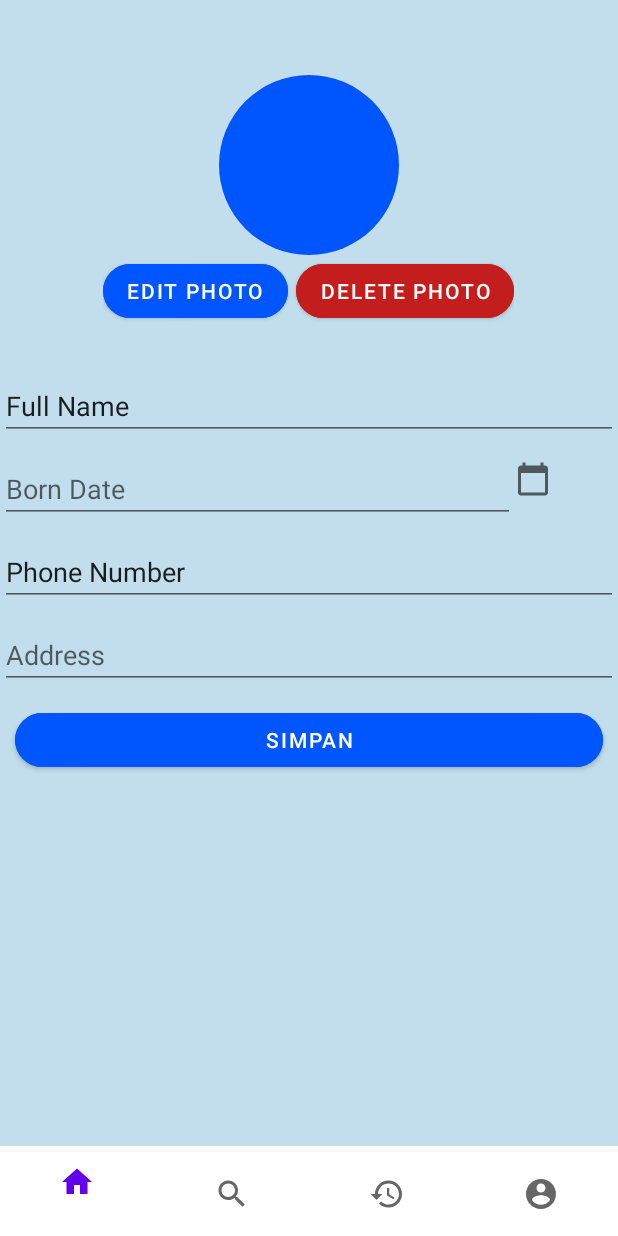
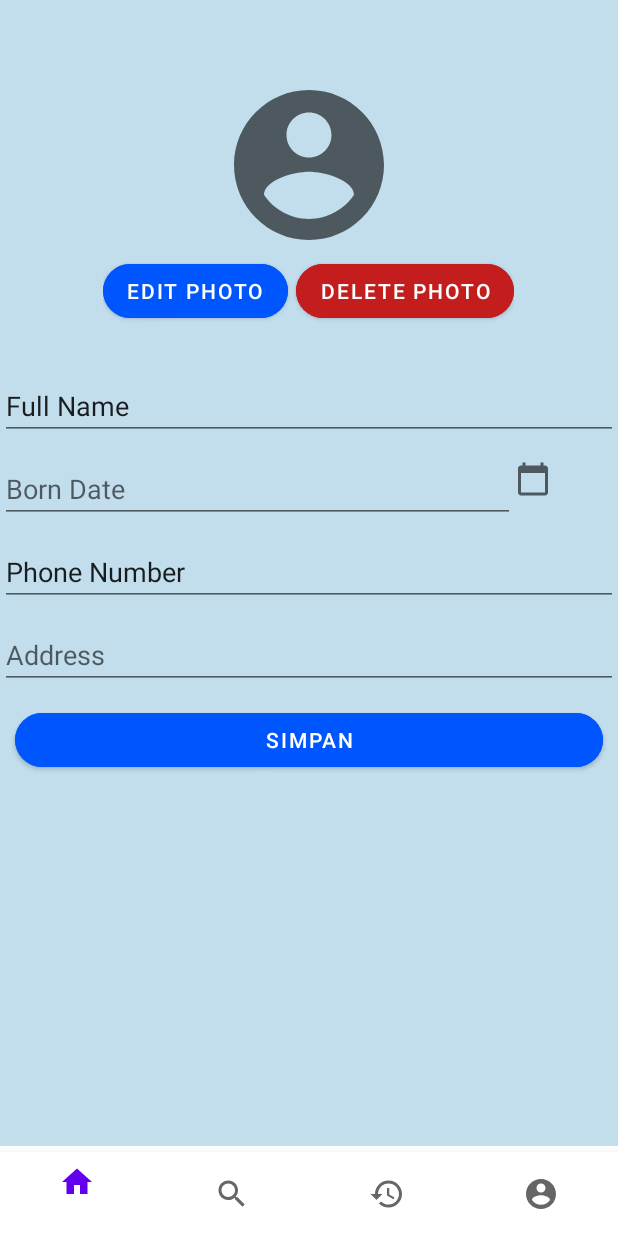
Before and after one commit to DindaMhn/AndroidFinalProject, an Android app: the ProfileProviderFragment screen opened through its navigation route, on a phone screen of 412 x 824 dp. Run offline under Robolectric (Android 15) with nearby library versions, the phone set to English and light mode, and no system bars; our stand-ins replace CircleImageView, Dagger/Hilt's generated code, navigation-ui; 4 statements that could not run were skipped.

Commit message:
[UPDATE] profile user&provider

```diff
--- a/app/build.gradle
+++ b/app/build.gradle
@@ -30,6 +30,7 @@ android {
 dependencies {
     implementation 'androidx.legacy:legacy-support-v4:1.0.0'
     def lifecycle_version = "2.2.0"
+    def circle_image_view_version = "3.1.0"
     implementation fileTree(dir: "libs", include: ["*.jar"])
     implementation "org.jetbrains.kotlin:kotlin-stdlib:$kotlin_version"
     implementation 'androidx.core:core-ktx:1.3.1'
@@ -57,6 +58,6 @@ dependencies {
     kapt 'com.google.dagger:dagger-compiler:2.28.3'
 
     //circle image view
-    implementation 'de.hdodenhof:circleimageview:3.1.0'
+    implementation "de.hdodenhof:circleimageview:$circle_image_view_version"
 
 }
--- a/app/src/main/res/layout/fragment_profile_provider.xml
+++ b/app/src/main/res/layout/fragment_profile_provider.xml
@@ -32,8 +32,8 @@
                     android:id="@+id/photoProfileProvider"
                     android:layout_width="120dp"
                     android:layout_height="120dp"
-                    android:src="@drawable/btn_rounded"
-                    android:layout_gravity="center" />
+                    android:layout_gravity="center"
+                    android:src="@drawable/ic_baseline_account_circle_24" />
             </LinearLayout>
 
             <LinearLayout
--- a/app/src/main/res/layout/fragment_profile_user_fagment.xml
+++ b/app/src/main/res/layout/fragment_profile_user_fagment.xml
@@ -33,7 +33,7 @@
                     android:layout_width="120dp"
                     android:layout_height="120dp"
                     android:layout_gravity="center"
-                    android:src="@color/colorBlue"/>
+                    android:src="@drawable/ic_baseline_account_circle_24"/>
             </LinearLayout>
 
             <LinearLayout
```
